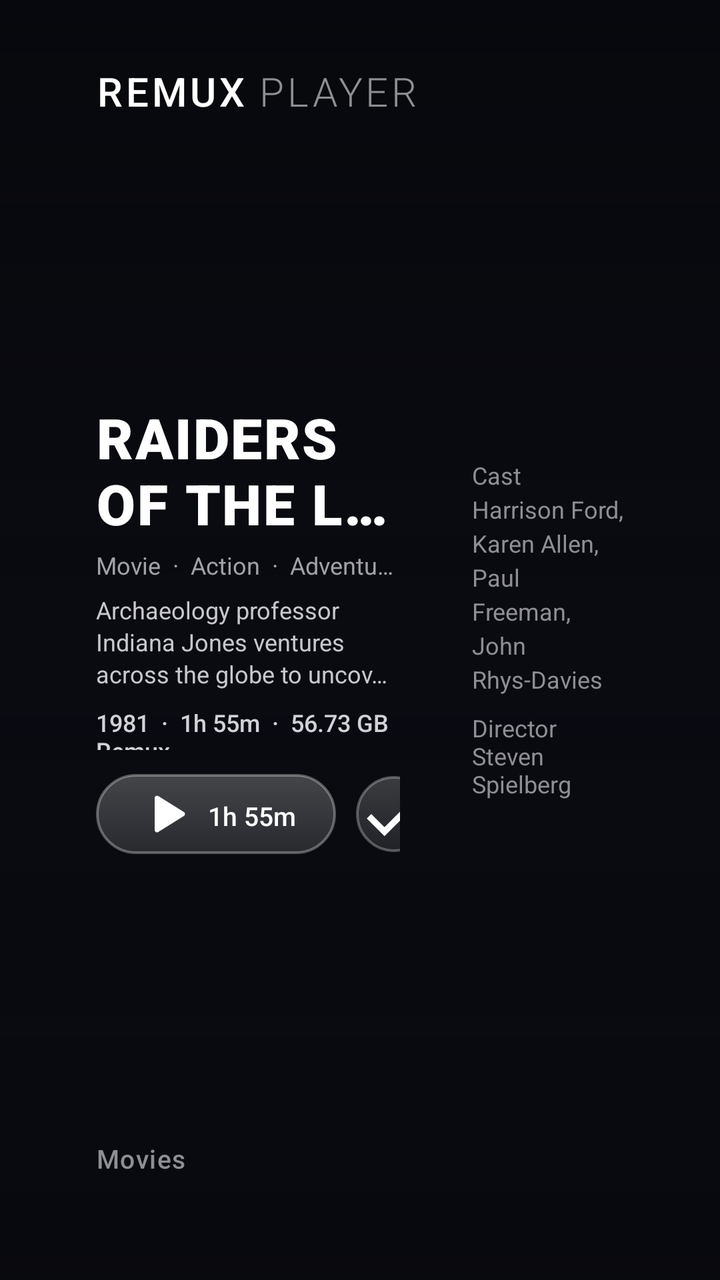
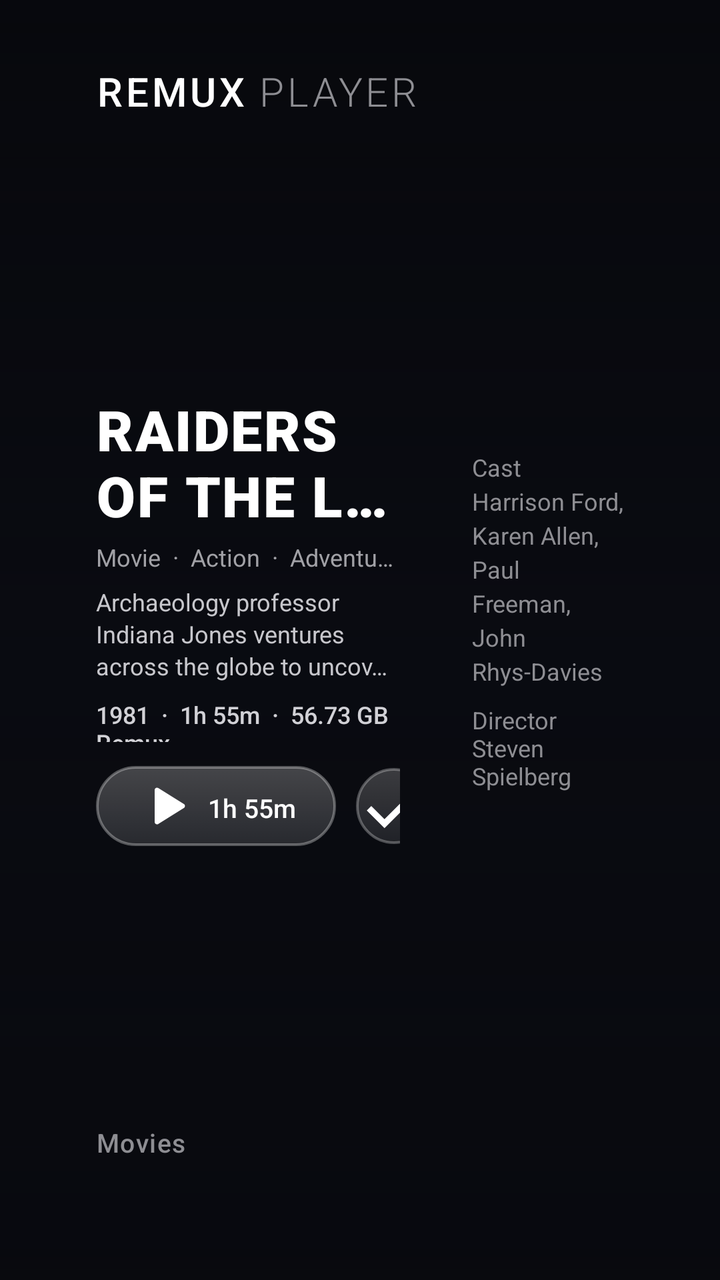

Screens rendered from an Android XML layout before and after an edit, with the pre-edit source and the edit as a unified diff.
<!-- AndroidManifest.xml: application theme Theme.Leanback.Fullscreen -->
<!-- res/layout/activity_main.xml -->
<?xml version="1.0" encoding="utf-8"?>
<FrameLayout xmlns:android="http://schemas.android.com/apk/res/android"
    xmlns:app="http://schemas.android.com/apk/res-auto"
    android:layout_width="match_parent"
    android:layout_height="match_parent"
    android:background="#08090E">

    
    <ImageView
        android:id="@+id/ivHeroBackdrop"
        android:layout_width="match_parent"
        android:layout_height="match_parent"
        android:scaleType="centerCrop"
        android:contentDescription="Cinematic Background 1" />

    <ImageView
        android:id="@+id/ivHeroBackdropAlt"
        android:layout_width="match_parent"
        android:layout_height="match_parent"
        android:scaleType="centerCrop"
        android:alpha="0"
        android:contentDescription="Cinematic Background 2" />

    
    <View
        android:layout_width="match_parent"
        android:layout_height="match_parent"
        android:background="@drawable/bg_apple_tv_hero_scrim" />

    
    <RelativeLayout
        android:layout_width="match_parent"
        android:layout_height="match_parent"
        android:paddingStart="48dp"
        android:paddingEnd="48dp"
        android:paddingTop="32dp"
        android:paddingBottom="28dp">

        
        <LinearLayout
            android:id="@+id/topBar"
            android:layout_width="match_parent"
            android:layout_height="wrap_content"
            android:orientation="horizontal"
            android:gravity="center_vertical">

            <LinearLayout
                android:layout_width="wrap_content"
                android:layout_height="wrap_content"
                android:orientation="horizontal"
                android:gravity="center_vertical">

                <TextView
                    android:layout_width="wrap_content"
                    android:layout_height="wrap_content"
                    android:text="REMUX"
                    android:textColor="#FFFFFF"
                    android:textSize="20sp"
                    android:fontFamily="sans-serif-medium"
                    android:letterSpacing="0.08" />

                <TextView
                    android:layout_width="wrap_content"
                    android:layout_height="wrap_content"
                    android:layout_marginStart="6dp"
                    android:text="PLAYER"
                    android:textColor="#8E8E93"
                    android:textSize="20sp"
                    android:fontFamily="sans-serif-light"
                    android:letterSpacing="0.08" />
            </LinearLayout>

            <View
                android:layout_width="0dp"
                android:layout_height="1dp"
                android:layout_weight="1" />

            
            <LinearLayout
                android:id="@+id/serverBadge"
                android:layout_width="wrap_content"
                android:layout_height="wrap_content"
                android:background="@drawable/bg_apple_tv_badge"
                android:paddingStart="12dp"
                android:paddingTop="5dp"
                android:paddingEnd="12dp"
                android:paddingBottom="5dp"
                android:gravity="center_vertical"
                android:visibility="gone">

                <View
                    android:layout_width="6dp"
                    android:layout_height="6dp"
                    android:background="@drawable/bg_badge_directplay" />

                <TextView
                    android:id="@+id/tvServerInfo"
                    android:layout_width="wrap_content"
                    android:layout_height="wrap_content"
                    android:layout_marginStart="8dp"
                    android:text="Jellyfin Guerrero · 192.168.100.108"
                    android:textColor="#D1D1D6"
                    android:textSize="11sp"
                    android:fontFamily="sans-serif-medium" />
            </LinearLayout>
        </LinearLayout>

        
        <LinearLayout
            android:id="@+id/heroContentContainer"
            android:layout_width="match_parent"
            android:layout_height="wrap_content"
            android:layout_below="@id/topBar"
            android:layout_above="@id/bottomShelfSection"
            android:layout_marginTop="6dp"
            android:layout_marginBottom="6dp"
            android:gravity="center_vertical"
            android:orientation="horizontal">

            
            <LinearLayout
                android:layout_width="0dp"
                android:layout_height="wrap_content"
                android:layout_weight="2.0"
                android:orientation="vertical">

                
                <TextView
                    android:id="@+id/tvHeroTitle"
                    android:layout_width="match_parent"
                    android:layout_height="wrap_content"
                    android:text="RAIDERS OF THE LOST ARK"
                    android:textColor="#FFFFFF"
                    android:textSize="28sp"
                    android:maxLines="2"
                    android:ellipsize="end"
                    android:fontFamily="sans-serif-black"
                    android:letterSpacing="0.03" />

                
                <TextView
                    android:id="@+id/tvHeroGenre"
                    android:layout_width="wrap_content"
                    android:layout_height="wrap_content"
                    android:layout_marginTop="4dp"
                    android:singleLine="true"
                    android:text="Movie  ·  Action  ·  Adventure  ·  1981"
                    android:textColor="#A1A1A6"
                    android:textSize="12sp"
                    android:fontFamily="sans-serif" />

                
                <TextView
                    android:id="@+id/tvHeroSynopsis"
                    android:layout_width="match_parent"
                    android:layout_height="wrap_content"
                    android:layout_marginTop="6dp"
                    android:maxLines="3"
                    android:ellipsize="end"
                    android:lineSpacingExtra="2dp"
                    android:text="Archaeology professor Indiana Jones ventures across the globe to uncover the legendary Ark of the Covenant before insidious Nazi forces can seize its ancient power."
                    android:textColor="#C7C7CC"
                    android:textSize="12sp"
                    android:fontFamily="sans-serif" />

                
                <LinearLayout
                    android:id="@+id/llBadgesRow"
                    android:layout_width="wrap_content"
                    android:layout_height="22dp"
                    android:layout_marginTop="8dp"
                    android:orientation="horizontal"
                    android:gravity="center_vertical">

                    <TextView
                        android:id="@+id/tvMetadataText"
                        android:layout_width="wrap_content"
                        android:layout_height="wrap_content"
                        android:text="1981  ·  1h 55m  ·  56.73 GB Remux"
                        android:textColor="#D1D1D6"
                        android:textSize="12sp"
                        android:fontFamily="sans-serif-medium" />

                    
                    <TextView
                        android:id="@+id/badgeResolution"
                        android:layout_width="wrap_content"
                        android:layout_height="18dp"
                        android:layout_marginStart="12dp"
                        android:background="@drawable/bg_apple_tv_badge"
                        android:gravity="center"
                        android:includeFontPadding="false"
                        android:paddingStart="6dp"
                        android:paddingEnd="6dp"
                        android:text="4K"
                        android:textColor="#FFFFFF"
                        android:textSize="10.5sp"
                        android:fontFamily="sans-serif-bold"
                        android:letterSpacing="0.06" />

                    
                    <TextView
                        android:id="@+id/badgeHdr"
                        android:layout_width="wrap_content"
                        android:layout_height="18dp"
                        android:layout_marginStart="6dp"
                        android:background="@drawable/bg_apple_tv_badge"
                        android:gravity="center"
                        android:includeFontPadding="false"
                        android:paddingStart="6dp"
                        android:paddingEnd="6dp"
                        android:text="DOLBY VISION"
                        android:textColor="#FFFFFF"
                        android:textSize="10.5sp"
                        android:fontFamily="sans-serif-medium"
                        android:letterSpacing="0.05" />


                    
                    <TextView
                        android:id="@+id/badgeAudio"
                        android:layout_width="wrap_content"
                        android:layout_height="18dp"
                        android:layout_marginStart="6dp"
                        android:background="@drawable/bg_apple_tv_badge"
                        android:gravity="center"
                        android:includeFontPadding="false"
                        android:paddingStart="6dp"
                        android:paddingEnd="6dp"
                        android:text="DOLBY ATMOS"
                        android:textColor="#FFFFFF"
                        android:textSize="10.5sp"
                        android:fontFamily="sans-serif-medium"
                        android:letterSpacing="0.05" />

                    
                    <TextView
                        android:id="@+id/badgeChannels"
                        android:layout_width="wrap_content"
                        android:layout_height="18dp"
                        android:layout_marginStart="6dp"
                        android:background="@drawable/bg_apple_tv_badge"
                        android:gravity="center"
                        android:includeFontPadding="false"
                        android:paddingStart="6dp"
                        android:paddingEnd="6dp"
                        android:text="7.1"
                        android:textColor="#FFFFFF"
                        android:textSize="10.5sp"
                        android:fontFamily="sans-serif-bold"
                        android:letterSpacing="0.05" />
                </LinearLayout>

                
                <LinearLayout
                    android:layout_width="wrap_content"
                    android:layout_height="44dp"
                    android:layout_marginTop="10dp"
                    android:orientation="horizontal"
                    android:gravity="center_vertical">

                    
                    <Button
                        android:id="@+id/btnPlayDirect"
                        android:layout_width="wrap_content"
                        android:layout_height="40dp"
                        android:background="@drawable/bg_apple_tv_pill_primary"
                        android:drawableStart="@drawable/ic_play_arrow"
                        android:drawableTint="@color/apple_btn_text_selector"
                        android:drawablePadding="8dp"
                        android:text="1h 55m"
                        android:textColor="@color/apple_btn_text_selector"
                        android:textSize="13sp"
                        android:fontFamily="sans-serif-medium"
                        android:textAllCaps="false"
                        android:paddingStart="20dp"
                        android:paddingEnd="20dp"
                        android:focusable="true"
                        android:nextFocusDown="@+id/shelfScrollView" />

                    
                    <ImageButton
                        android:id="@+id/btnCheck"
                        android:layout_width="38dp"
                        android:layout_height="38dp"
                        android:layout_marginStart="10dp"
                        android:background="@drawable/bg_apple_tv_circle_button"
                        android:src="@drawable/ic_check"
                        android:tint="@color/apple_btn_tint_selector"
                        android:focusable="true"
                        android:nextFocusDown="@+id/shelfScrollView"
                        android:contentDescription="In Watchlist" />

                    
                    <ImageButton
                        android:id="@+id/btnDetails"
                        android:layout_width="38dp"
                        android:layout_height="38dp"
                        android:layout_marginStart="10dp"
                        android:background="@drawable/bg_apple_tv_circle_button"
                        android:src="@drawable/ic_info"
                        android:tint="@color/apple_btn_tint_selector"
                        android:focusable="true"
                        android:nextFocusDown="@+id/shelfScrollView"
                        android:contentDescription="More Info" />
                </LinearLayout>
            </LinearLayout>

            
            <LinearLayout
                android:layout_width="0dp"
                android:layout_height="wrap_content"
                android:layout_weight="1"
                android:layout_marginStart="36dp"
                android:orientation="vertical">

                <TextView
                    android:id="@+id/tvHeroCast"
                    android:layout_width="wrap_content"
                    android:layout_height="wrap_content"
                    android:text="Cast  Harrison Ford, Karen Allen, Paul Freeman, John Rhys-Davies"
                    android:textColor="#8E8E93"
                    android:textSize="12sp"
                    android:lineSpacingExtra="3dp"
                    android:fontFamily="sans-serif" />

                <TextView
                    android:id="@+id/tvHeroDirector"
                    android:layout_width="wrap_content"
                    android:layout_height="wrap_content"
                    android:layout_marginTop="8dp"
                    android:text="Director  Steven Spielberg"
                    android:textColor="#8E8E93"
                    android:textSize="12sp"
                    android:fontFamily="sans-serif" />
            </LinearLayout>
        </LinearLayout>

        
        <LinearLayout
            android:id="@+id/bottomShelfSection"
            android:layout_width="match_parent"
            android:layout_height="wrap_content"
            android:layout_alignParentBottom="true"
            android:orientation="vertical">

            <TextView
                android:layout_width="wrap_content"
                android:layout_height="wrap_content"
                android:text="Movies"
                android:textColor="#8E8E93"
                android:textSize="13sp"
                android:letterSpacing="0.04"
                android:fontFamily="sans-serif-medium"
                android:layout_marginBottom="4dp" />

            <HorizontalScrollView
                android:id="@+id/shelfScrollView"
                android:layout_width="match_parent"
                android:layout_height="wrap_content"
                android:scrollbars="none"
                android:fadeScrollbars="false"
                android:overScrollMode="never"
                android:requiresFadingEdge="none"
                android:clipChildren="false"
                android:clipToPadding="false"
                android:paddingTop="8dp"
                android:paddingBottom="12dp">

                <LinearLayout
                    android:id="@+id/llCardShelf"
                    android:layout_width="wrap_content"
                    android:layout_height="wrap_content"
                    android:clipChildren="false"
                    android:clipToPadding="false"
                    android:orientation="horizontal" />
            </HorizontalScrollView>
        </LinearLayout>
    </RelativeLayout>

</FrameLayout>
<!-- resources referenced by this layout -->
<resources>
  <!-- drawable bg_apple_tv_badge (drawable) -->
  <?xml version="1.0" encoding="utf-8"?>
  <shape xmlns:android="http://schemas.android.com/apk/res/android"
      android:shape="rectangle">
      <corners android:radius="3.5dp" />
      <solid android:color="#1F222830" />
      <stroke
          android:width="0.85dp"
          android:color="#45FFFFFF" />
      <padding
          android:left="6dp"
          android:top="1.5dp"
          android:right="6dp"
          android:bottom="1.5dp" />
  </shape>
  <!-- drawable bg_apple_tv_circle_button (drawable) -->
  <?xml version="1.0" encoding="utf-8"?>
  <selector xmlns:android="http://schemas.android.com/apk/res/android">
      <item android:state_focused="true">
          <shape android:shape="oval">
              <solid android:color="#FFFFFF" />
              <stroke android:width="2dp" android:color="#FFFFFF" />
          </shape>
      </item>
      <item android:state_pressed="true">
          <shape android:shape="oval">
              <solid android:color="#D1D1D6" />
              <stroke android:width="2dp" android:color="#FFFFFF" />
          </shape>
      </item>
      <item android:state_activated="true">
          <shape android:shape="oval">
              <solid android:color="#FFFFFF" />
              <stroke android:width="2dp" android:color="#FFFFFF" />
          </shape>
      </item>
      <item>
          <shape android:shape="oval">
              <gradient
                  android:angle="270"
                  android:startColor="#33FFFFFF"
                  android:endColor="#18FFFFFF"
                  android:type="linear" />
              <stroke android:width="1.2dp" android:color="#48FFFFFF" />
          </shape>
      </item>
  </selector>
  <!-- drawable bg_apple_tv_hero_scrim (drawable) -->
  <?xml version="1.0" encoding="utf-8"?>
  <shape xmlns:android="http://schemas.android.com/apk/res/android"
      android:shape="rectangle">
      <gradient
          android:type="linear"
          android:angle="270"
          android:startColor="#20000000"
          android:centerColor="#800A0C13"
          android:endColor="#F208090E" />
  </shape>
  <!-- drawable bg_badge_directplay (drawable) -->
  <?xml version="1.0" encoding="utf-8"?>
  <shape xmlns:android="http://schemas.android.com/apk/res/android" android:shape="rectangle">
      <corners android:radius="4dp" />
      <solid android:color="#064E3B" />
      <stroke android:width="1dp" android:color="#10B981" />
      <padding android:left="8dp" android:top="4dp" android:right="8dp" android:bottom="4dp" />
  </shape>
  <!-- drawable ic_check (drawable) -->
  <vector xmlns:android="http://schemas.android.com/apk/res/android"
      android:width="20dp"
      android:height="20dp"
      android:viewportWidth="24"
      android:viewportHeight="24">
      <path
          android:fillColor="#818CF8"
          android:pathData="M9,16.17L4.83,12l-1.42,1.41L9,19 21,7l-1.41,-1.41z"/>
  </vector>
  <!-- drawable ic_info (drawable) -->
  <vector xmlns:android="http://schemas.android.com/apk/res/android"
      android:width="20dp"
      android:height="20dp"
      android:viewportWidth="24"
      android:viewportHeight="24">
      <path
          android:fillColor="#FDE68A"
          android:pathData="M12,2C6.48,2 2,6.48 2,12s4.48,10 10,10 10,-4.48 10,-10S17.52,2 12,2zm1,15h-2v-6h2v6zm0,-8h-2V7h2v2z"/>
  </vector>
  <!-- drawable ic_play_arrow (drawable) -->
  <vector xmlns:android="http://schemas.android.com/apk/res/android"
      android:width="28dp"
      android:height="28dp"
      android:viewportWidth="24"
      android:viewportHeight="24">
      <path
          android:fillColor="#FFFFFF"
          android:pathData="M8,5.14v13.72c0,0.79 0.86,1.27 1.54,0.85l10.97,-6.86c0.64,-0.4 0.64,-1.31 0,-1.71L9.54,4.29C8.86,3.87 8,4.35 8,5.14z"/>
  </vector>
  <style name="Theme.Leanback.Fullscreen" parent="Theme.Leanback">
          <item name="android:windowNoTitle">true</item>
          <item name="android:windowActionBar">false</item>
          <item name="android:windowFullscreen">true</item>
          <item name="android:windowContentOverlay">@null</item>
      </style>
  <!-- unchanged entries left out for length: 1 -->
</resources>

<!-- the commit's change to res/layout/activity_main.xml (unified diff, before → after) -->
@@ -31,6 +31,8 @@
     <RelativeLayout
         android:layout_width="match_parent"
         android:layout_height="match_parent"
+        android:clipChildren="false"
+        android:clipToPadding="false"
         android:paddingStart="48dp"
         android:paddingEnd="48dp"
         android:paddingTop="32dp"
@@ -342,6 +344,8 @@
             android:layout_width="match_parent"
             android:layout_height="wrap_content"
             android:layout_alignParentBottom="true"
+            android:clipChildren="false"
+            android:clipToPadding="false"
             android:orientation="vertical">
 
             <TextView
@@ -364,8 +368,10 @@
                 android:requiresFadingEdge="none"
                 android:clipChildren="false"
                 android:clipToPadding="false"
-                android:paddingTop="8dp"
-                android:paddingBottom="12dp">
+                android:paddingStart="6dp"
+                android:paddingEnd="24dp"
+                android:paddingTop="12dp"
+                android:paddingBottom="16dp">
 
                 <LinearLayout
                     android:id="@+id/llCardShelf"
